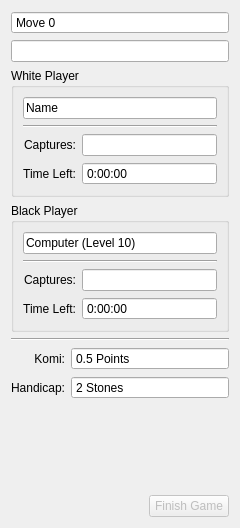
Qt form src/gui/widgets/gamewidget.ui (KDE/kigo) before a commit.
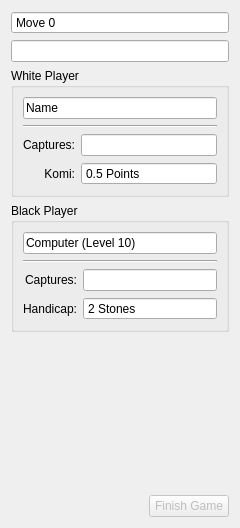
The same form after that commit. Custom widgets are drawn as their Qt base class.

Commit message: Reorganized the 'Game' widget. Remaining time values have been removed.

What changed in the file:
```diff
--- a/src/gui/widgets/gamewidget.ui
+++ b/src/gui/widgets/gamewidget.ui
@@ -120,95 +120,6 @@
        </widget>
       </item>
       <item row="3" column="0">
-       <widget class="QLabel" name="label_6">
-        <property name="text">
-         <string>Time Left:</string>
-        </property>
-        <property name="alignment">
-         <set>Qt::AlignRight|Qt::AlignTrailing|Qt::AlignVCenter</set>
-        </property>
-        <property name="buddy">
-         <cstring>blackTimeEdit</cstring>
-        </property>
-       </widget>
-      </item>
-      <item row="3" column="1">
-       <widget class="QTimeEdit" name="blackTimeEdit">
-        <property name="readOnly">
-         <bool>true</bool>
-        </property>
-        <property name="buttonSymbols">
-         <enum>QAbstractSpinBox::NoButtons</enum>
-        </property>
-        <property name="keyboardTracking">
-         <bool>false</bool>
-        </property>
-        <property name="displayFormat">
-         <string>h:mm:ss</string>
-        </property>
-       </widget>
-      </item>
-     </layout>
-    </widget>
-   </item>
-   <item row="4" column="0" colspan="2">
-    <widget class="Line" name="line">
-     <property name="orientation">
-      <enum>Qt::Horizontal</enum>
-     </property>
-    </widget>
-   </item>
-   <item row="5" column="0">
-    <widget class="QLabel" name="label_3">
-     <property name="text">
-      <string>Komi:</string>
-     </property>
-     <property name="alignment">
-      <set>Qt::AlignRight|Qt::AlignTrailing|Qt::AlignVCenter</set>
-     </property>
-     <property name="buddy">
-      <cstring>komiSpinBox</cstring>
-     </property>
-    </widget>
-   </item>
-   <item row="5" column="1">
-    <widget class="QDoubleSpinBox" name="komiSpinBox">
-     <property name="sizePolicy">
-      <sizepolicy hsizetype="Expanding" vsizetype="Fixed">
-       <horstretch>0</horstretch>
-       <verstretch>0</verstretch>
-      </sizepolicy>
-     </property>
-     <property name="focusPolicy">
-      <enum>Qt::NoFocus</enum>
-     </property>
-     <property name="contextMenuPolicy">
-      <enum>Qt::NoContextMenu</enum>
-     </property>
-     <property name="readOnly">
-      <bool>true</bool>
-     </property>
-     <property name="buttonSymbols">
-      <enum>QAbstractSpinBox::NoButtons</enum>
-     </property>
-     <property name="keyboardTracking">
-      <bool>false</bool>
-     </property>
-     <property name="suffix">
-      <string> Points</string>
-     </property>
-     <property name="decimals">
-      <number>1</number>
-     </property>
-     <property name="maximum">
-      <double>50.000000000000000</double>
-     </property>
-     <property name="value">
-      <double>0.500000000000000</double>
-     </property>
-    </widget>
-   </item>
-   <item row="6" column="0">
     <widget class="QLabel" name="label_5">
      <property name="text">
       <string>Handicap:</string>
@@ -221,7 +132,7 @@
      </property>
     </widget>
    </item>
-   <item row="6" column="1">
+      <item row="3" column="1">
     <widget class="QSpinBox" name="handicapSpinBox">
      <property name="sizePolicy">
       <sizepolicy hsizetype="Expanding" vsizetype="Fixed">
@@ -258,7 +169,10 @@
      </property>
     </widget>
    </item>
-   <item row="7" column="0" colspan="2">
+     </layout>
+    </widget>
+   </item>
+   <item row="6" column="0" colspan="2">
     <spacer name="verticalSpacer">
      <property name="orientation">
       <enum>Qt::Vertical</enum>
@@ -360,9 +274,9 @@
        </widget>
       </item>
       <item row="5" column="0">
-       <widget class="QLabel" name="label_2">
+       <widget class="QLabel" name="label_3">
         <property name="text">
-         <string>Time Left:</string>
+         <string>Komi:</string>
         </property>
         <property name="alignment">
          <set>Qt::AlignRight|Qt::AlignTrailing|Qt::AlignVCenter</set>
@@ -373,7 +287,19 @@
        </widget>
       </item>
       <item row="5" column="1">
-       <widget class="QTimeEdit" name="whiteTimeEdit">
+       <widget class="QDoubleSpinBox" name="komiSpinBox">
+        <property name="sizePolicy">
+         <sizepolicy hsizetype="Expanding" vsizetype="Fixed">
+          <horstretch>0</horstretch>
+          <verstretch>0</verstretch>
+         </sizepolicy>
+        </property>
+        <property name="focusPolicy">
+         <enum>Qt::NoFocus</enum>
+        </property>
+        <property name="contextMenuPolicy">
+         <enum>Qt::NoContextMenu</enum>
+        </property>
         <property name="readOnly">
          <bool>true</bool>
         </property>
@@ -383,8 +309,17 @@
         <property name="keyboardTracking">
          <bool>false</bool>
         </property>
-        <property name="displayFormat">
-         <string>h:mm:ss</string>
+        <property name="suffix">
+         <string> Points</string>
+        </property>
+        <property name="decimals">
+         <number>1</number>
+        </property>
+        <property name="maximum">
+         <double>50.000000000000000</double>
+        </property>
+        <property name="value">
+         <double>0.500000000000000</double>
         </property>
        </widget>
       </item>
```
Left out of the diff: 6 changed lines with no effect on the pictures. Lines whose indentation alone changed are shown as unchanged.
